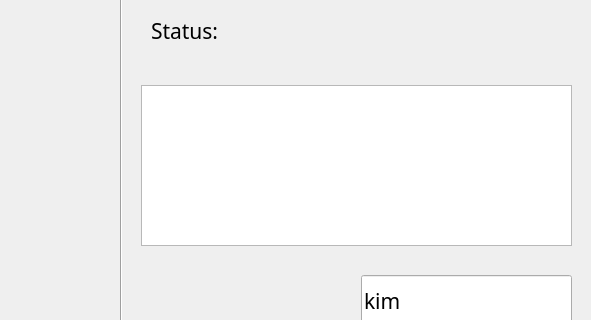
Before: the Qt Designer form widget.ui in rltjfkrhgo/BoB_connect6, drawn with Qt 5; both pictures show x 689 to 1280 and y 135 to 455 of the 1280 by 800 pixel window.
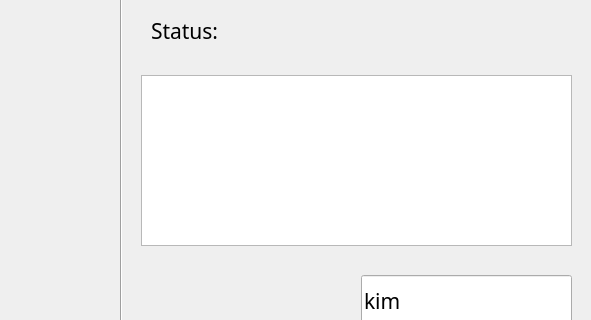
After: the same form once the commit is applied.

Patch:
```diff
--- a/widget.ui
+++ b/widget.ui
@@ -247,14 +247,15 @@
    <property name="geometry">
     <rect>
      <x>830</x>
-     <y>220</y>
+     <y>210</y>
      <width>431</width>
-     <height>161</height>
+     <height>171</height>
     </rect>
    </property>
    <property name="font">
     <font>
-     <pointsize>12</pointsize>
+     <family>나눔고딕</family>
+     <pointsize>14</pointsize>
     </font>
    </property>
   </widget>
```
